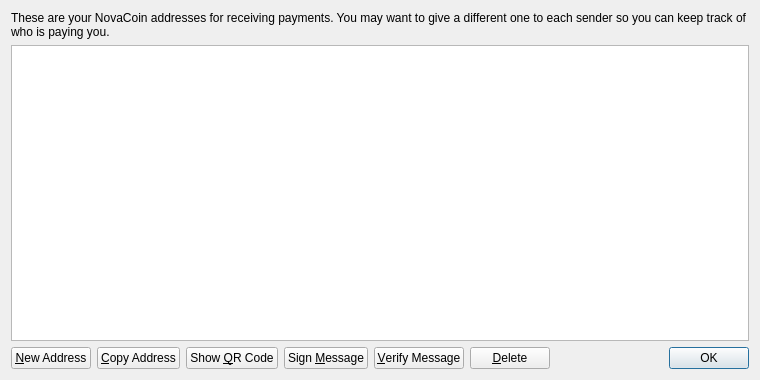
This is src/qt/forms/addressbookpage.ui in xpjp/XPCoin as Qt 5 draws it before an edit. The edited form follows.
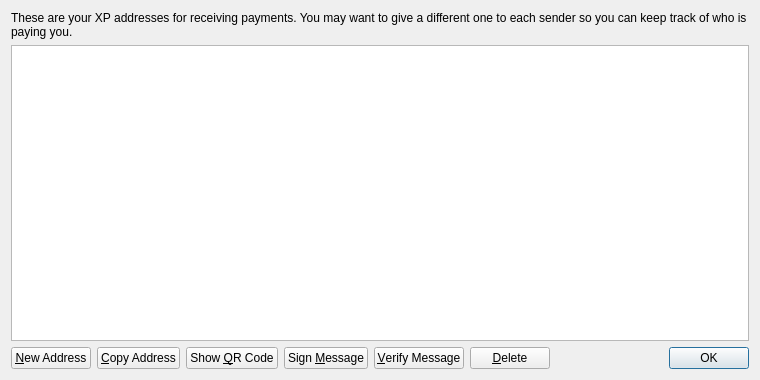
This is the edited form. Icons and pictures are not drawn.

The edit to the form file:
```diff
--- a/src/qt/forms/addressbookpage.ui
+++ b/src/qt/forms/addressbookpage.ui
@@ -17,7 +17,7 @@
    <item>
     <widget class="QLabel" name="labelExplanation">
      <property name="text">
-      <string>These are your NovaCoin addresses for receiving payments. You may want to give a different one to each sender so you can keep track of who is paying you.</string>
+      <string>These are your XP addresses for receiving payments. You may want to give a different one to each sender so you can keep track of who is paying you.</string>
      </property>
      <property name="textFormat">
       <enum>Qt::PlainText</enum>
```
Left out of the diff: 4 changed lines with no effect on the pictures.
